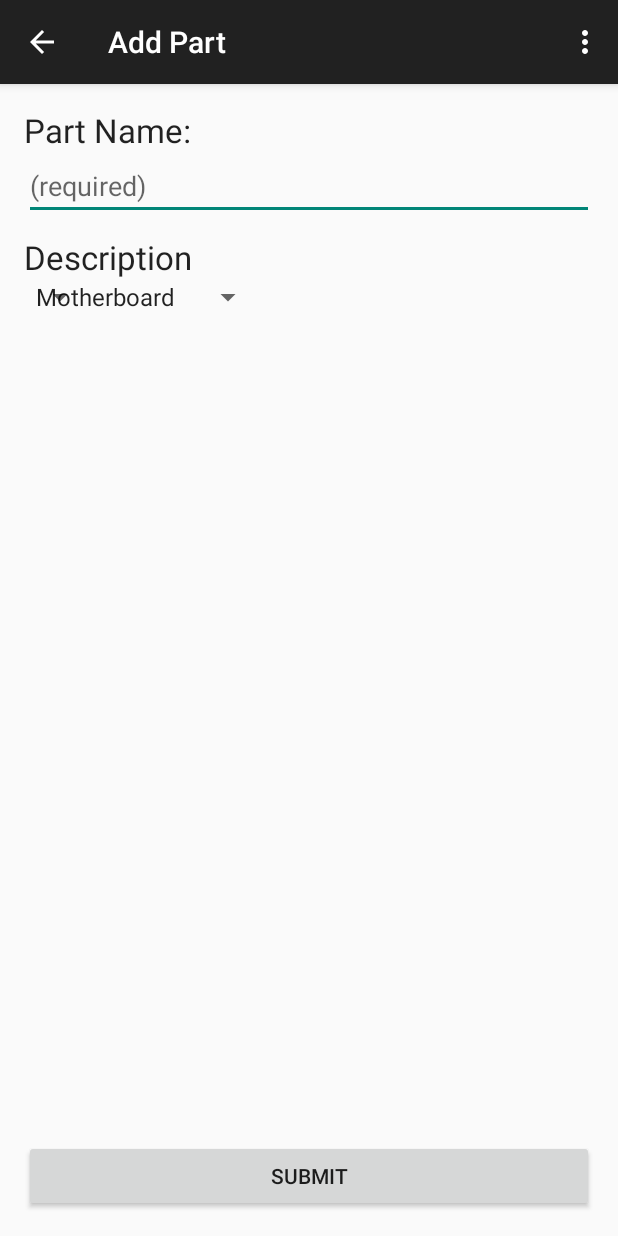
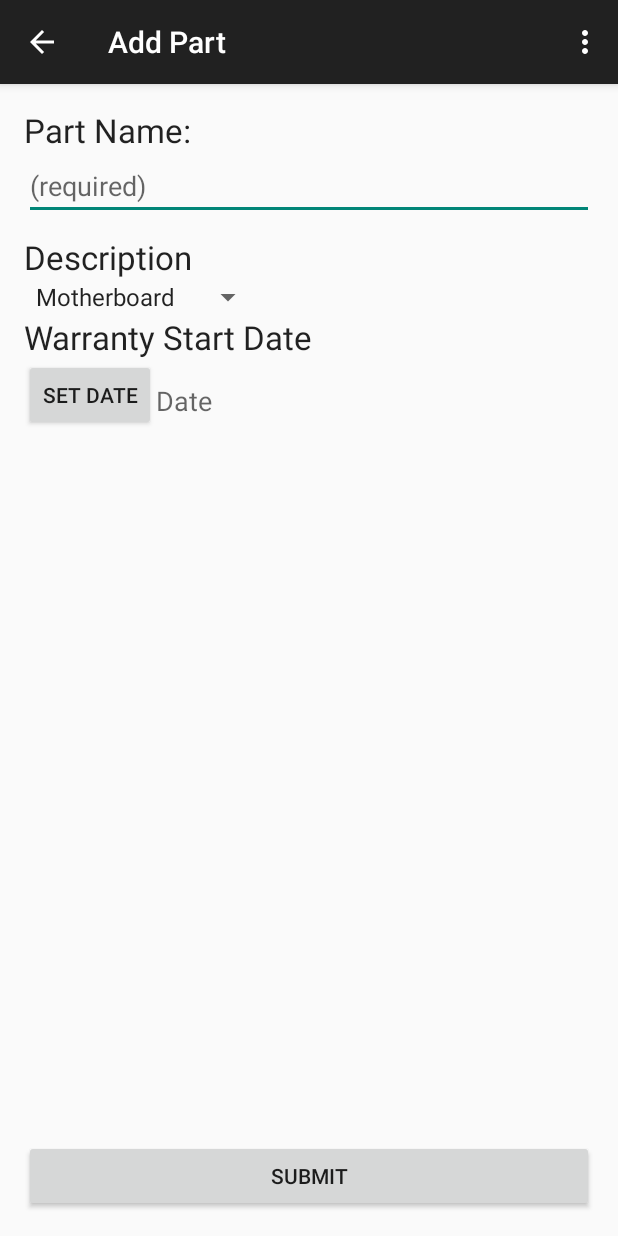
Before and after one commit to Wojonatior/PCPartPlanner, an Android app: the screen it shows after launch (AddPartActivity), after a tap on "ADD NEW PART", on a phone screen of 412 x 824 dp. Run offline under Robolectric (Android 15) with nearby library versions, the phone set to English and light mode, and no system bars.

Commit message:
Added WarrantyStartDate
Added the date picker button and the textView for the WarrantyStartDate.

```diff
--- a/app/src/main/java/cse202/jarekwojo/pcpartplanner/MainActivity.java
+++ b/app/src/main/java/cse202/jarekwojo/pcpartplanner/MainActivity.java
@@ -15,29 +15,35 @@ import java.util.List;
 
 
 public class MainActivity extends ActionBarActivity {
+    //List of parts in the partlist
     List<Part> partList = new ArrayList<>(Arrays.asList(
         new Part("Part 1", "Type 1"),
         new Part("Part 2", "Type 2")));
+
+    //add part activity request code
+    private static final int ADD_PART_REQUEST = 0;
 
 
     @Override
     protected void onCreate(Bundle savedInstanceState) {
         super.onCreate(savedInstanceState);
         setContentView(R.layout.activity_main);
-
+        //Reference of listview
         ListView partListView = (ListView) findViewById(R.id.partListView);
 
+        //Reference of adapter and implementation
         PartAdapter adapter = new PartAdapter(this, partList);
-
         partListView.setAdapter(adapter);
 
+        //Reference of add button
         final Button addPartButton = (Button) findViewById(R.id.addPartButton);
 
+        //Functionality of add button
         addPartButton.setOnClickListener(new View.OnClickListener() {
             @Override
             public void onClick(View v) {
                 Intent addPartIntent = new Intent(MainActivity.this, AddPartActivity.class);
-                startActivity(addPartIntent);
+                startActivityForResult(addPartIntent, ADD_PART_REQUEST);
             }
         });
     }
@@ -64,4 +70,11 @@ public class MainActivity extends ActionBarActivity {
 
         return super.onOptionsItemSelected(item);
     }
+
+    @Override
+    protected void onActivityResult(int requestCode, int resultCode, Intent data) {
+        if (requestCode == ADD_PART_REQUEST && resultCode == RESULT_OK) {
+
+        }
+    }
 }
--- a/app/src/main/res/layout/activity_add_part.xml
+++ b/app/src/main/res/layout/activity_add_part.xml
@@ -25,7 +25,8 @@
             android:layout_width="match_parent"
             android:layout_height="wrap_content"
             android:id="@+id/addPart_PartName"
-            android:hint="(required)" />
+            android:hint="(required)"
+            android:maxLines="1" />
 
         <TextView
             android:layout_width="wrap_content"
@@ -52,11 +53,34 @@
         android:layout_alignParentLeft="true"
         android:layout_alignParentStart="true" />
 
-    <Spinner
+    <TextView
         android:layout_width="wrap_content"
         android:layout_height="wrap_content"
-        android:id="@+id/spinner2"
-        android:layout_below="@+id/linearLayout"
-        android:layout_toRightOf="@+id/typeSpinner"
-        android:layout_toEndOf="@+id/typeSpinner" />
+        android:textAppearance="?android:attr/textAppearanceLarge"
+        android:text="Warranty Start Date"
+        android:id="@+id/dateTextLabel"
+        android:layout_below="@+id/partTypeSpinner"
+        android:layout_alignParentLeft="true"
+        android:layout_alignParentStart="true" />
+
+    <Button
+        android:layout_width="wrap_content"
+        android:layout_height="wrap_content"
+        android:text="Set Date"
+        android:id="@+id/datePickerButton"
+        android:layout_alignTop="@+id/dateTextView"
+        android:layout_alignParentLeft="true"
+        android:layout_alignParentStart="true" />
+
+    <TextView
+        android:layout_width="wrap_content"
+        android:layout_height="wrap_content"
+        android:textAppearance="?android:attr/textAppearanceMedium"
+        android:text="Date"
+        android:id="@+id/dateTextView"
+        android:layout_below="@+id/dateTextLabel"
+        android:layout_toRightOf="@+id/datePickerButton"
+        android:layout_toEndOf="@+id/datePickerButton"
+        android:paddingTop="15dp" />
+
 </RelativeLayout>
```
Also changed, not shown: app/src/main/java/cse202/jarekwojo/pcpartplanner/AddPartActivity.java (+67 -4 lines), app/src/main/java/cse202/jarekwojo/pcpartplanner/Part.java (+11 -0 lines).
